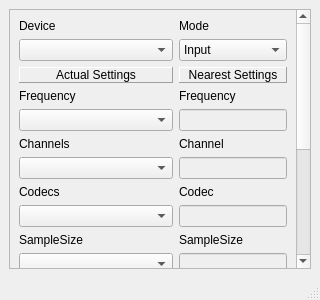
This is examples/multimedia/audiodevices/audiodevicesbase.ui in SymbianSource/oss.FCL.sf.mw.qt as Qt 5 draws it before an edit. The edited form follows.
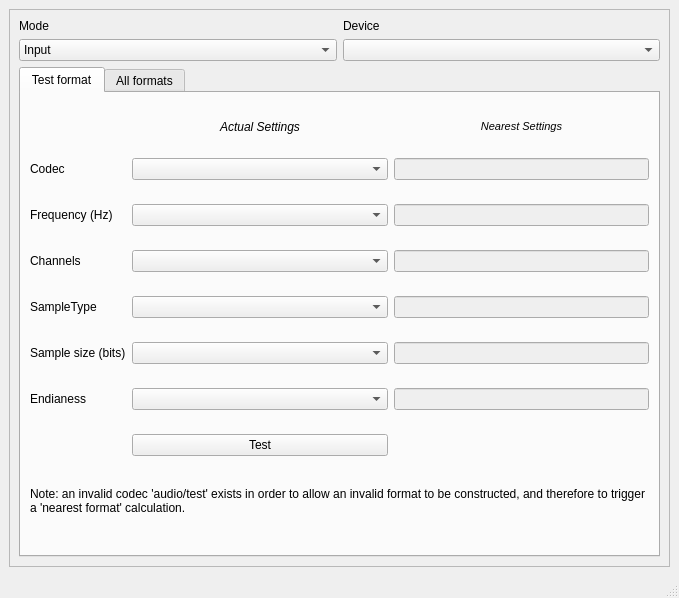
This is the edited form.

The edit to the form file:
```diff
--- a/examples/multimedia/audiodevices/audiodevicesbase.ui
+++ b/examples/multimedia/audiodevices/audiodevicesbase.ui
@@ -6,8 +6,8 @@
    <rect>
     <x>0</x>
     <y>0</y>
-    <width>320</width>
-    <height>300</height>
+    <width>679</width>
+    <height>598</height>
    </rect>
   </property>
   <property name="windowTitle">
@@ -30,58 +30,30 @@
        <property name="geometry">
         <rect>
          <x>0</x>
-         <y>-192</y>
-         <width>282</width>
-         <height>471</height>
+         <y>0</y>
+         <width>659</width>
+         <height>558</height>
         </rect>
        </property>
-       <layout class="QVBoxLayout" name="verticalLayout_2">
-        <item>
-         <layout class="QGridLayout" name="gridLayout">
+       <layout class="QGridLayout" name="gridLayout_4">
           <item row="0" column="0">
-           <widget class="QLabel" name="deviceLabel">
-            <property name="sizePolicy">
-             <sizepolicy hsizetype="Preferred" vsizetype="Preferred">
-              <horstretch>1</horstretch>
-              <verstretch>0</verstretch>
-             </sizepolicy>
-            </property>
-            <property name="text">
-             <string>Device</string>
-            </property>
-           </widget>
-          </item>
-          <item row="0" column="1">
+         <layout class="QGridLayout" name="gridLayout_2">
+          <item row="0" column="0">
            <widget class="QLabel" name="modeLabel">
             <property name="text">
              <string>Mode</string>
             </property>
            </widget>
           </item>
+          <item row="0" column="1">
+           <widget class="QLabel" name="deviceLabel">
+            <property name="text">
+             <string>Device</string>
+            </property>
+           </widget>
+          </item>
           <item row="1" column="0">
-           <widget class="QComboBox" name="deviceBox">
-            <property name="sizePolicy">
-             <sizepolicy hsizetype="MinimumExpanding" vsizetype="Fixed">
-              <horstretch>0</horstretch>
-              <verstretch>0</verstretch>
-             </sizepolicy>
-            </property>
-            <property name="minimumSize">
-             <size>
-              <width>150</width>
-              <height>0</height>
-             </size>
-            </property>
-           </widget>
-          </item>
-          <item row="1" column="1">
            <widget class="QComboBox" name="modeBox">
-            <property name="sizePolicy">
-             <sizepolicy hsizetype="Preferred" vsizetype="Fixed">
-              <horstretch>0</horstretch>
-              <verstretch>0</verstretch>
-             </sizepolicy>
-            </property>
             <item>
              <property name="text">
               <string>Input</string>
@@ -94,203 +66,322 @@
             </item>
            </widget>
           </item>
-          <item row="2" column="0">
+          <item row="1" column="1">
+           <widget class="QComboBox" name="deviceBox"/>
+          </item>
+          <item row="2" column="0" colspan="2">
+           <widget class="QTabWidget" name="tabWidget">
+            <property name="currentIndex">
+             <number>0</number>
+            </property>
+            <widget class="QWidget" name="testFormatTab">
+             <attribute name="title">
+              <string>Test format</string>
+             </attribute>
+             <layout class="QGridLayout" name="gridLayout">
+              <item row="0" column="1">
            <widget class="QLabel" name="actualLabel">
+                <property name="sizePolicy">
+                 <sizepolicy hsizetype="Preferred" vsizetype="Fixed">
+                  <horstretch>0</horstretch>
+                  <verstretch>0</verstretch>
+                 </sizepolicy>
+                </property>
             <property name="frameShape">
-             <enum>QFrame::Panel</enum>
+                 <enum>QFrame::NoFrame</enum>
             </property>
             <property name="frameShadow">
-             <enum>QFrame::Raised</enum>
+                 <enum>QFrame::Plain</enum>
             </property>
             <property name="text">
-             <string>Actual Settings</string>
+                 <string>&lt;i&gt;Actual Settings&lt;/i&gt;</string>
+                </property>
+                <property name="textFormat">
+                 <enum>Qt::RichText</enum>
             </property>
             <property name="alignment">
              <set>Qt::AlignCenter</set>
             </property>
            </widget>
           </item>
-          <item row="2" column="1">
+              <item row="0" column="2">
            <widget class="QLabel" name="nearestLabel">
+                <property name="sizePolicy">
+                 <sizepolicy hsizetype="Preferred" vsizetype="Fixed">
+                  <horstretch>0</horstretch>
+                  <verstretch>0</verstretch>
+                 </sizepolicy>
+                </property>
             <property name="frameShape">
-             <enum>QFrame::Panel</enum>
+                 <enum>QFrame::NoFrame</enum>
             </property>
             <property name="frameShadow">
-             <enum>QFrame::Raised</enum>
+                 <enum>QFrame::Plain</enum>
             </property>
             <property name="text">
-             <string>Nearest Settings</string>
+                 <string>&lt;!DOCTYPE HTML PUBLIC &quot;-//W3C//DTD HTML 4.0//EN&quot; &quot;http://www.w3.org/TR/REC-html40/strict.dtd&quot;&gt;
+&lt;html&gt;&lt;head&gt;&lt;meta name=&quot;qrichtext&quot; content=&quot;1&quot; /&gt;&lt;style type=&quot;text/css&quot;&gt;
+p, li { white-space: pre-wrap; }
+&lt;/style&gt;&lt;/head&gt;&lt;body style=&quot; font-family:'MS Shell Dlg 2'; font-size:8.25pt; font-weight:400; font-style:normal;&quot;&gt;
+&lt;p style=&quot; margin-top:0px; margin-bottom:0px; margin-left:0px; margin-right:0px; -qt-block-indent:0; text-indent:0px;&quot;&gt;&lt;span style=&quot; font-style:italic;&quot;&gt;Nearest Settings&lt;/span&gt;&lt;/p&gt;&lt;/body&gt;&lt;/html&gt;</string>
+                </property>
+                <property name="textFormat">
+                 <enum>Qt::RichText</enum>
             </property>
             <property name="alignment">
              <set>Qt::AlignCenter</set>
             </property>
            </widget>
           </item>
-          <item row="3" column="0">
-           <widget class="QLabel" name="actualFreqLabel">
-            <property name="text">
-             <string>Frequency</string>
-            </property>
-           </widget>
-          </item>
           <item row="3" column="1">
-           <widget class="QLabel" name="nearestFreqLabel">
-            <property name="text">
-             <string>Frequency</string>
+               <widget class="QComboBox" name="frequencyBox">
+                <property name="sizePolicy">
+                 <sizepolicy hsizetype="Expanding" vsizetype="Fixed">
+                  <horstretch>0</horstretch>
+                  <verstretch>0</verstretch>
+                 </sizepolicy>
             </property>
            </widget>
           </item>
-          <item row="4" column="0">
-           <widget class="QComboBox" name="frequencyBox"/>
-          </item>
-          <item row="4" column="1">
+              <item row="3" column="2">
            <widget class="QLineEdit" name="nearestFreq">
             <property name="enabled">
              <bool>false</bool>
             </property>
            </widget>
           </item>
-          <item row="5" column="0">
-           <widget class="QLabel" name="actualChannelsLabel">
-            <property name="text">
-             <string>Channels</string>
-            </property>
-           </widget>
-          </item>
           <item row="5" column="1">
-           <widget class="QLabel" name="nearestChannelLabel">
-            <property name="text">
-             <string>Channel</string>
-            </property>
-           </widget>
-          </item>
-          <item row="6" column="0">
            <widget class="QComboBox" name="channelsBox"/>
           </item>
-          <item row="6" column="1">
+              <item row="5" column="2">
            <widget class="QLineEdit" name="nearestChannel">
             <property name="enabled">
              <bool>false</bool>
             </property>
            </widget>
           </item>
-          <item row="7" column="0">
-           <widget class="QLabel" name="actualCodecLabel">
-            <property name="text">
-             <string>Codecs</string>
-            </property>
-           </widget>
-          </item>
-          <item row="7" column="1">
-           <widget class="QLabel" name="nearestCodecLabel">
-            <property name="text">
-             <string>Codec</string>
-            </property>
-           </widget>
-          </item>
-          <item row="8" column="0">
-           <widget class="QComboBox" name="codecsBox"/>
-          </item>
-          <item row="8" column="1">
-           <widget class="QLineEdit" name="nearestCodec">
-            <property name="enabled">
-             <bool>false</bool>
-            </property>
-           </widget>
-          </item>
-          <item row="9" column="0">
-           <widget class="QLabel" name="actualSampleSizeLabel">
-            <property name="text">
-             <string>SampleSize</string>
-            </property>
-           </widget>
-          </item>
           <item row="9" column="1">
-           <widget class="QLabel" name="nearestSampleSizeLabel">
-            <property name="text">
-             <string>SampleSize</string>
-            </property>
-           </widget>
-          </item>
-          <item row="10" column="0">
            <widget class="QComboBox" name="sampleSizesBox"/>
           </item>
-          <item row="10" column="1">
+              <item row="9" column="2">
            <widget class="QLineEdit" name="nearestSampleSize">
             <property name="enabled">
              <bool>false</bool>
             </property>
            </widget>
           </item>
-          <item row="11" column="0">
-           <widget class="QLabel" name="actualSampleTypeLabel">
-            <property name="text">
-             <string>SampleType</string>
-            </property>
-           </widget>
-          </item>
-          <item row="11" column="1">
-           <widget class="QLabel" name="nearestSampleTypeLabel">
-            <property name="text">
-             <string>SampleType</string>
-            </property>
-           </widget>
-          </item>
-          <item row="12" column="0">
-           <widget class="QComboBox" name="sampleTypesBox"/>
-          </item>
-          <item row="12" column="1">
-           <widget class="QLineEdit" name="nearestSampleType">
-            <property name="enabled">
-             <bool>false</bool>
-            </property>
-           </widget>
-          </item>
-          <item row="13" column="0">
-           <widget class="QLabel" name="actualEndianLabel">
-            <property name="text">
-             <string>Endianess</string>
-            </property>
-           </widget>
-          </item>
-          <item row="13" column="1">
-           <widget class="QLabel" name="nearestEndianLabel">
-            <property name="text">
-             <string>Endianess</string>
-            </property>
-           </widget>
-          </item>
-          <item row="14" column="0">
-           <widget class="QComboBox" name="endianBox"/>
-          </item>
           <item row="14" column="1">
+               <widget class="QComboBox" name="endianBox"/>
+              </item>
+              <item row="14" column="2">
            <widget class="QLineEdit" name="nearestEndian">
             <property name="enabled">
              <bool>false</bool>
             </property>
            </widget>
           </item>
-          <item row="15" column="0" colspan="2">
-           <widget class="QTextEdit" name="logOutput">
-            <property name="enabled">
-             <bool>false</bool>
-            </property>
-            <property name="sizePolicy">
-             <sizepolicy hsizetype="Expanding" vsizetype="Expanding">
-              <horstretch>0</horstretch>
-              <verstretch>0</verstretch>
-             </sizepolicy>
-            </property>
-            <property name="horizontalScrollBarPolicy">
-             <enum>Qt::ScrollBarAlwaysOff</enum>
-            </property>
-           </widget>
-          </item>
-          <item row="16" column="0" colspan="2">
+              <item row="15" column="1">
            <widget class="QPushButton" name="testButton">
             <property name="text">
              <string>Test</string>
             </property>
+               </widget>
+              </item>
+              <item row="15" column="2">
+               <widget class="QLabel" name="testResult">
+                <property name="text">
+                 <string/>
+                </property>
+               </widget>
+              </item>
+              <item row="3" column="0">
+               <widget class="QLabel" name="actualFreqLabel">
+                <property name="text">
+                 <string>Frequency (Hz)</string>
+                </property>
+               </widget>
+              </item>
+              <item row="5" column="0">
+               <widget class="QLabel" name="actualChannelLabel">
+                <property name="text">
+                 <string>Channels</string>
+                </property>
+               </widget>
+              </item>
+              <item row="9" column="0">
+               <widget class="QLabel" name="actualSampleSizeLabel">
+                <property name="text">
+                 <string>Sample size (bits)</string>
+                </property>
+               </widget>
+              </item>
+              <item row="14" column="0">
+               <widget class="QLabel" name="actualEndianLabel">
+                <property name="text">
+                 <string>Endianess</string>
+                </property>
+               </widget>
+              </item>
+              <item row="16" column="0" colspan="3">
+               <widget class="QLabel" name="label">
+                <property name="sizePolicy">
+                 <sizepolicy hsizetype="Preferred" vsizetype="Fixed">
+                  <horstretch>0</horstretch>
+                  <verstretch>0</verstretch>
+                 </sizepolicy>
+                </property>
+                <property name="text">
+                 <string>Note: an invalid codec 'audio/test' exists in order to allow an invalid format to be constructed, and therefore to trigger a 'nearest format' calculation.</string>
+                </property>
+                <property name="wordWrap">
+                 <bool>true</bool>
+                </property>
+               </widget>
+              </item>
+              <item row="2" column="0">
+               <widget class="QLabel" name="actualCodecLabel">
+                <property name="text">
+                 <string>Codec</string>
+                </property>
+               </widget>
+              </item>
+              <item row="2" column="2">
+               <widget class="QLineEdit" name="nearestCodec">
+                <property name="enabled">
+                 <bool>false</bool>
+                </property>
+               </widget>
+              </item>
+              <item row="2" column="1">
+               <widget class="QComboBox" name="codecsBox"/>
+              </item>
+              <item row="6" column="0">
+               <widget class="QLabel" name="actualSampleTypeLabel">
+                <property name="text">
+                 <string>SampleType</string>
+                </property>
+               </widget>
+              </item>
+              <item row="6" column="1">
+               <widget class="QComboBox" name="sampleTypesBox"/>
+              </item>
+              <item row="6" column="2">
+               <widget class="QLineEdit" name="nearestSampleType">
+                <property name="enabled">
+                 <bool>false</bool>
+                </property>
+               </widget>
+              </item>
+             </layout>
+            </widget>
+            <widget class="QWidget" name="tab">
+             <attribute name="title">
+              <string>All formats</string>
+             </attribute>
+             <layout class="QVBoxLayout" name="verticalLayout_2">
+              <item>
+               <widget class="QPushButton" name="populateTableButton">
+                <property name="text">
+                 <string>Populate table</string>
+                </property>
+               </widget>
+              </item>
+              <item>
+               <widget class="QTableWidget" name="allFormatsTable">
+                <property name="editTriggers">
+                 <set>QAbstractItemView::NoEditTriggers</set>
+                </property>
+                <property name="dragDropOverwriteMode">
+                 <bool>false</bool>
+                </property>
+                <property name="selectionMode">
+                 <enum>QAbstractItemView::NoSelection</enum>
+                </property>
+                <property name="selectionBehavior">
+                 <enum>QAbstractItemView::SelectItems</enum>
+                </property>
+                <property name="textElideMode">
+                 <enum>Qt::ElideNone</enum>
+                </property>
+                <property name="sortingEnabled">
+                 <bool>false</bool>
+                </property>
+                <property name="wordWrap">
+                 <bool>false</bool>
+                </property>
+                <property name="cornerButtonEnabled">
+                 <bool>false</bool>
+                </property>
+                <attribute name="horizontalHeaderHighlightSections">
+                 <bool>false</bool>
+                </attribute>
+                <attribute name="verticalHeaderVisible">
+                 <bool>false</bool>
+                </attribute>
+                <attribute name="verticalHeaderHighlightSections">
+                 <bool>false</bool>
+                </attribute>
+                <attribute name="verticalHeaderVisible">
+                 <bool>false</bool>
+                </attribute>
+                <attribute name="horizontalHeaderHighlightSections">
+                 <bool>false</bool>
+                </attribute>
+                <attribute name="verticalHeaderHighlightSections">
+                 <bool>false</bool>
+                </attribute>
+                <column>
+                 <property name="text">
+                  <string>Codec</string>
+                 </property>
+                 <property name="textAlignment">
+                  <set>AlignHCenter|AlignVCenter|AlignCenter</set>
+                 </property>
+                </column>
+                <column>
+                 <property name="text">
+                  <string>Frequency (Hz)</string>
+                 </property>
+                 <property name="textAlignment">
+                  <set>AlignHCenter|AlignVCenter|AlignCenter</set>
+                 </property>
+                </column>
+                <column>
+                 <property name="text">
+                  <string>Channels</string>
+                 </property>
+                 <property name="textAlignment">
+                  <set>AlignHCenter|AlignVCenter|AlignCenter</set>
+                 </property>
+                </column>
+                <column>
+                 <property name="text">
+                  <string>Sample type</string>
+                 </property>
+                 <property name="textAlignment">
+                  <set>AlignHCenter|AlignVCenter|AlignCenter</set>
+                 </property>
+                </column>
+                <column>
+                 <property name="text">
+                  <string>Sample size (bits)</string>
+                 </property>
+                 <property name="textAlignment">
+                  <set>AlignHCenter|AlignVCenter|AlignCenter</set>
+                 </property>
+                </column>
+                <column>
+                 <property name="text">
+                  <string>Endianness</string>
+                 </property>
+                 <property name="textAlignment">
+                  <set>AlignHCenter|AlignVCenter|AlignCenter</set>
+                 </property>
+                </column>
+               </widget>
+              </item>
+             </layout>
+            </widget>
            </widget>
           </item>
          </layout>
```
Lines whose indentation alone changed are shown as unchanged.
